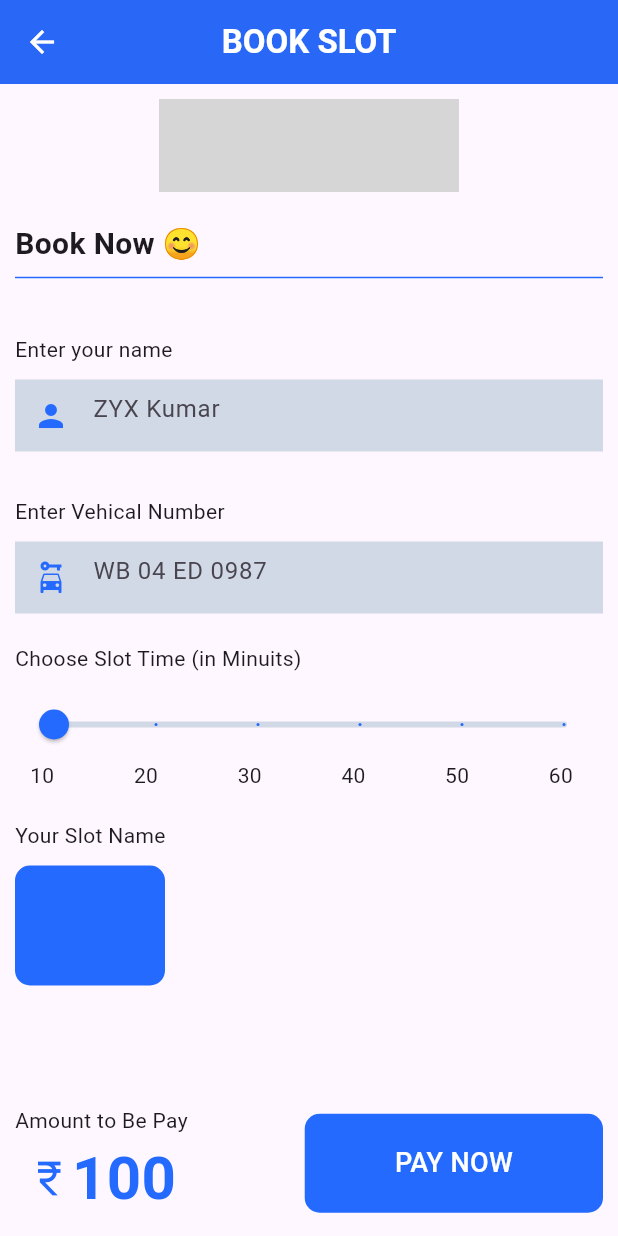
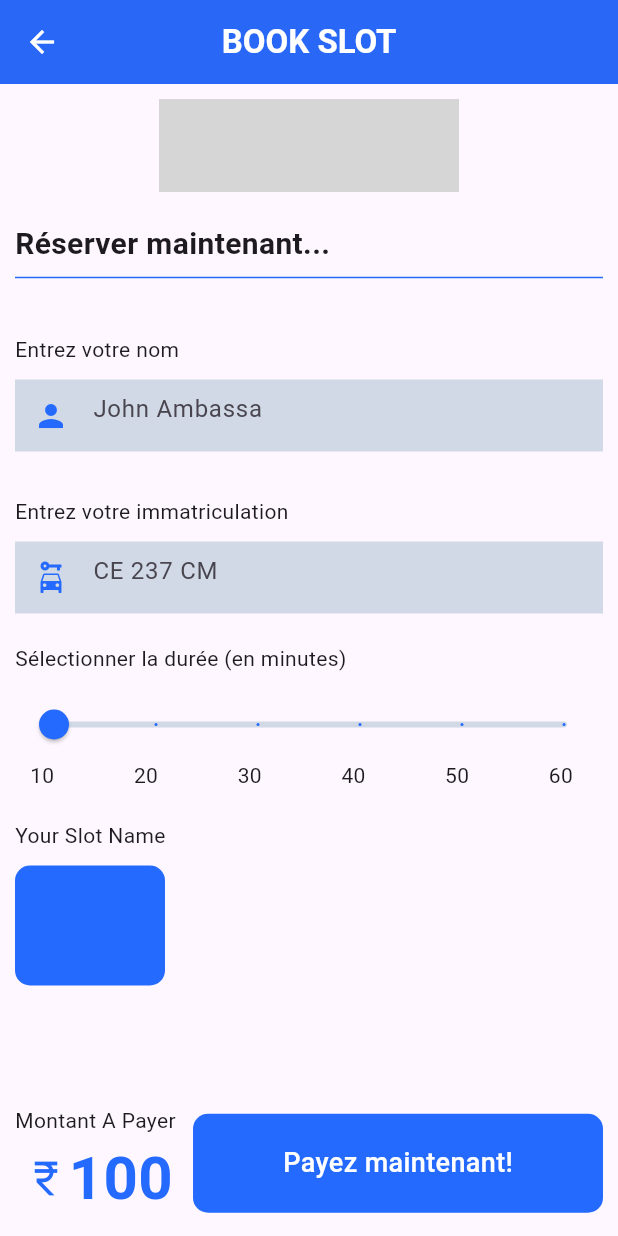
Before and after one commit to Bl00dThirsty/Park_MS, a Flutter app: the BookingPage screen opened directly with empty values, scrolled down 138 dp, on a phone screen of 412 x 824 dp. Run offline on Flutter 3.47's test engine with Material 3 defaults, Android fonts, the phone set to English and light mode, and no system bars; our stand-ins replace fluentui_icons, get, google_maps_flutter, lottie; missing offline and left inert: another_dashed_container; grey boxes are pictures that could not be loaded.

Commit message:
Google_API

```diff
--- a/parking_app/lib/config/routes.dart
+++ b/parking_app/lib/config/routes.dart
@@ -1,5 +1,5 @@
 import 'package:get/get.dart';
-import 'package:parking_app/pages/MapPage.dart';
+import 'package:parking_app/pages/map_page.dart';
 import 'package:parking_app/pages/about_us/about_us.dart';
 import 'package:parking_app/pages/homepage/homepage.dart';
 
--- a/parking_app/lib/pages/LoginPage.dart
+++ b/parking_app/lib/pages/LoginPage.dart
@@ -2,7 +2,7 @@ import 'package:flutter/material.dart';
 import 'package:get/get.dart';
 import 'package:parking_app/components/MyButton.dart';
 import 'package:parking_app/components/MyTextField.dart';
-import 'package:parking_app/pages/MapPage.dart';
+import 'package:parking_app/pages/map_page.dart';
 
 class LoginPage extends StatelessWidget {
   const LoginPage({super.key});
@@ -13,7 +13,7 @@ class LoginPage extends StatelessWidget {
     return Scaffold(
       appBar: AppBar(
         backgroundColor: Colors.deepPurple.shade200,
-        title: const Text("😍 L O G I N 🌳"),
+        title: const Text("LOG IN"),
         centerTitle: true,
       ),
       body: SafeArea(
@@ -24,7 +24,7 @@ class LoginPage extends StatelessWidget {
               const Row(
                 children: [
                   Text(
-                    "Welcome back ❤️",
+                    "Bon retour!",
                     style: TextStyle(fontSize: 15),
                   ),
                 ],
--- a/parking_app/lib/pages/about_us/about_us.dart
+++ b/parking_app/lib/pages/about_us/about_us.dart
@@ -14,7 +14,7 @@ class AboutUs extends StatelessWidget {
         centerTitle: true,
         backgroundColor: blueColor,
         title: const Text(
-          "SMART CAR PARKING",
+          "CAR PARKING",
           style: TextStyle(
             color: Colors.white,
             fontWeight: FontWeight.w600,
--- a/parking_app/lib/pages/booking_page/booking_page.dart
+++ b/parking_app/lib/pages/booking_page/booking_page.dart
@@ -48,7 +48,7 @@ class BookingPage extends StatelessWidget {
               const Row(
                 children: [
                   Text(
-                    "Book Now 😊",
+                    "Réserver maintenant...",
                     style: TextStyle(
                       fontSize: 20,
                       fontWeight: FontWeight.w600,
@@ -64,7 +64,7 @@ class BookingPage extends StatelessWidget {
               const Row(
                 children: [
                   Text(
-                    "Enter your name ",
+                    "Entrez votre nom",
                   )
                 ],
               ),
@@ -82,7 +82,7 @@ class BookingPage extends StatelessWidget {
                           Icons.person,
                           color: blueColor,
                         ),
-                        hintText: "ZYX Kumar",
+                        hintText: "John Ambassa",
                       ),
                     ),
                   )
@@ -92,7 +92,7 @@ class BookingPage extends StatelessWidget {
               const Row(
                 children: [
                   Text(
-                    "Enter Vehical Number ",
+                    "Entrez votre immatriculation",
                   )
                 ],
               ),
@@ -110,7 +110,7 @@ class BookingPage extends StatelessWidget {
                           Icons.car_rental,
                           color: blueColor,
                         ),
-                        hintText: "WB 04 ED 0987",
+                        hintText: "CE 237 CM",
                       ),
                     ),
                   )
@@ -120,7 +120,7 @@ class BookingPage extends StatelessWidget {
               const Row(
                 children: [
                   Text(
-                    "Choose Slot Time (in Minuits)",
+                    "Sélectionner la durée (en minutes)",
                   )
                 ],
               ),
@@ -202,7 +202,7 @@ class BookingPage extends StatelessWidget {
                     children: [
                       const Row(
                         children: [
-                          Text("Amount to Be Pay"),
+                          Text("Montant A Payer "),
                         ],
                       ),
                       Row(
@@ -237,7 +237,7 @@ class BookingPage extends StatelessWidget {
                         borderRadius: BorderRadius.circular(10),
                       ),
                       child: const Text(
-                        "PAY NOW",
+                        "Payez maintenant!",
                         style: TextStyle(
                           fontSize: 18,
                           fontWeight: FontWeight.w500,
--- a/parking_app/lib/pages/homepage/homepage.dart
+++ b/parking_app/lib/pages/homepage/homepage.dart
@@ -217,7 +217,7 @@ class HomePage extends StatelessWidget {
                   mainAxisAlignment: MainAxisAlignment.center,
                   children: [
                     Text(
-                      "Made By : S SHERWIN ROY",
+                      "Made By : Bl00dThirsty!",
                       style: TextStyle(
                         color: lightBg,
                       ),
--- a/parking_app/pubspec.yaml
+++ b/parking_app/pubspec.yaml
@@ -11,6 +11,7 @@ dependencies:
   flutter:
     sdk: flutter
   cupertino_icons: ^1.0.2
+  fluentui_icons: ^1.0.0
   get:
   another_dashed_container: ^1.0.0
   lottie: ^2.3.1
```
Also changed, not shown: parking_app/lib/pages/bottom_bar.dart (added, +65 -0 lines), parking_app/lib/pages/login_page.dart (+6 -1 lines), parking_app/lib/pages/map_page.dart (renamed from parking_app/lib/pages/MapPage.dart), parking_app/pubspec.lock, 7 other files.
